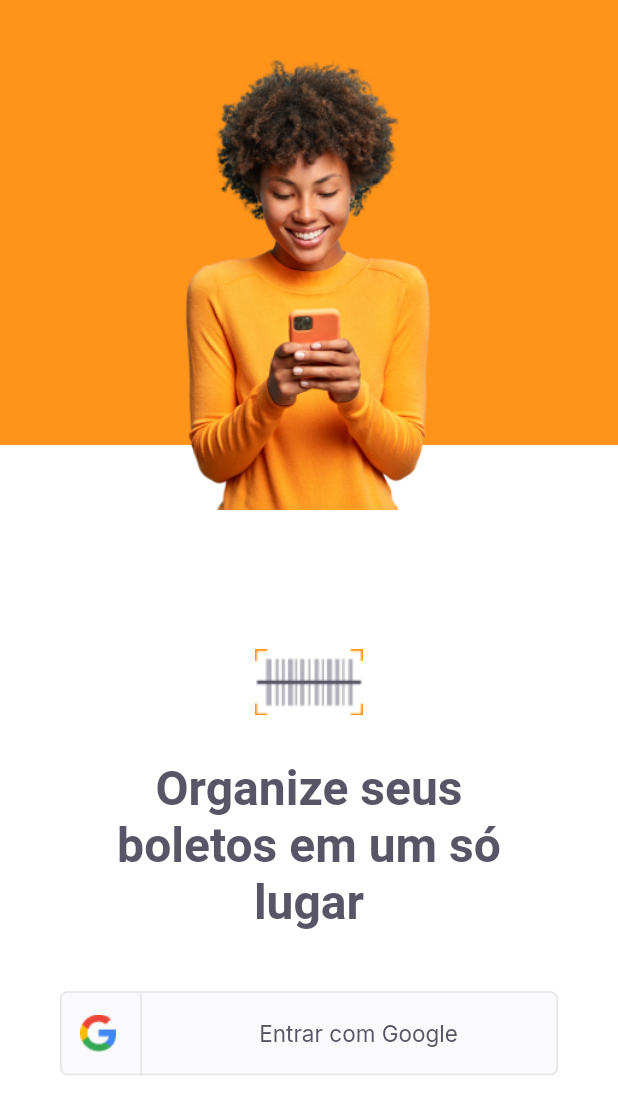
After one commit to marcelopajr/payflow, a Flutter app: the LoginPage screen opened directly, on a phone screen of 412 x 824 dp. The commit adds this screen. Shown: the top 1114 px of the screen. Run offline on Flutter 3.47's test engine with Material 2 defaults, Android fonts, the phone set to English and light mode, and no system bars; our stand-ins replace google_fonts.

Commit message:
Terminado login_page e social_login_button

```diff
--- a/lib/main.dart
+++ b/lib/main.dart
@@ -1,6 +1,8 @@
 import 'package:flutter/material.dart';
 import 'package:payflow/shared/themes/app_colors.dart';
 
+import 'modules/home/home_page.dart';
+import 'modules/login/login_page.dart';
 import 'modules/splash/splash_page.dart';
 
 void main() {
@@ -15,7 +17,7 @@ class AppWidget extends StatelessWidget {
       theme: ThemeData(
         primaryColor: AppColors.primary,
       ),
-      home: SplashPage(),
+      home: HomePage(),
     );
   }
 }
--- /dev/null
+++ b/lib/modules/home/home_page.dart
@@ -0,0 +1,12 @@
+import 'package:flutter/material.dart';
+
+class HomePage extends StatelessWidget {
+  const HomePage({Key? key}) : super(key: key);
+
+  @override
+  Widget build(BuildContext context) {
+    return Scaffold(
+      appBar: AppBar(title: Text("HomePage")),
+    );
+  }
+}
--- /dev/null
+++ b/lib/modules/login/login_page.dart
@@ -0,0 +1,69 @@
+import 'package:flutter/material.dart';
+import 'package:payflow/shared/themes/app_colors.dart';
+import 'package:payflow/shared/themes/app_images.dart';
+import 'package:payflow/shared/themes/app_text_styles.dart';
+import 'package:payflow/shared/widgets/social_login/social_login_button.dart';
+
+class LoginPage extends StatefulWidget {
+  const LoginPage({Key? key}) : super(key: key);
+
+  @override
+  _LoginPageState createState() => _LoginPageState();
+}
+
+class _LoginPageState extends State<LoginPage> {
+  @override
+  Widget build(BuildContext context) {
+    final size = MediaQuery.of(context).size;
+
+    return Scaffold(
+      backgroundColor: AppColors.background,
+      body: Container(
+        width: size.width,
+        height: size.height,
+        child: Stack(
+          children: [
+            Container(
+              width: size.width,
+              height: size.height * .36,
+              color: AppColors.primary,
+            ),
+            Positioned(
+                top: 40,
+                left: 0,
+                right: 0,
+                child: Image.asset(AppImages.person, width: 208, height: 300)),
+            Positioned(
+              bottom: size.height * .13,
+              left: 0,
+              right: 0,
+              child: Column(
+                mainAxisAlignment: MainAxisAlignment.center,
+                crossAxisAlignment: CrossAxisAlignment.center,
+                children: [
+                  Image.asset(AppImages.logomini),
+                  Padding(
+                    padding:
+                        const EdgeInsets.only(top: 30, left: 70, right: 70),
+                    child: Text("Organize seus boletos em um só lugar",
+                        textAlign: TextAlign.center,
+                        style: TextStyles.titleHome),
+                  ),
+                  Padding(
+                    padding:
+                        const EdgeInsets.only(top: 40, left: 40, right: 40),
+                    child: SocialLoginButton(
+                      onTap: () {
+                        print("Clicou");
+                      },
+                    ),
+                  )
+                ],
+              ),
+            )
+          ],
+        ),
+      ),
+    );
+  }
+}
--- /dev/null
+++ b/lib/shared/widgets/social_login/social_login_button.dart
@@ -0,0 +1,51 @@
+import 'package:flutter/material.dart';
+import 'package:payflow/shared/themes/app_colors.dart';
+import 'package:payflow/shared/themes/app_images.dart';
+import 'package:payflow/shared/themes/app_text_styles.dart';
+
+class SocialLoginButton extends StatelessWidget {
+  final VoidCallback onTap;
+  const SocialLoginButton({Key? key, required this.onTap}) : super(key: key);
+
+  @override
+  Widget build(BuildContext context) {
+    return InkWell(
+      onTap: onTap,
+      child: Container(
+        height: 56,
+        decoration: BoxDecoration(
+            color: AppColors.shape,
+            borderRadius: BorderRadius.circular(5),
+            border: Border.fromBorderSide(BorderSide(color: AppColors.stroke))),
+        child: Row(
+          children: [
+            Expanded(
+                flex: 1,
+                child: Row(
+                  mainAxisAlignment: MainAxisAlignment.center,
+                  children: [
+                    Image.asset(AppImages.google),
+                    SizedBox(
+                      width: 16,
+                    ),
+                    Container(
+                      height: 56,
+                      width: 1,
+                      color: AppColors.stroke,
+                    )
+                  ],
+                )),
+            Expanded(
+                flex: 4,
+                child: Row(
+                  mainAxisAlignment: MainAxisAlignment.center,
+                  children: [
+                    Text("Entrar com Google", style: TextStyles.buttonGray),
+                  ],
+                )),
+          ],
+        ),
+      ),
+    );
+  }
+}
```
Also changed, not shown: 1 other file.
